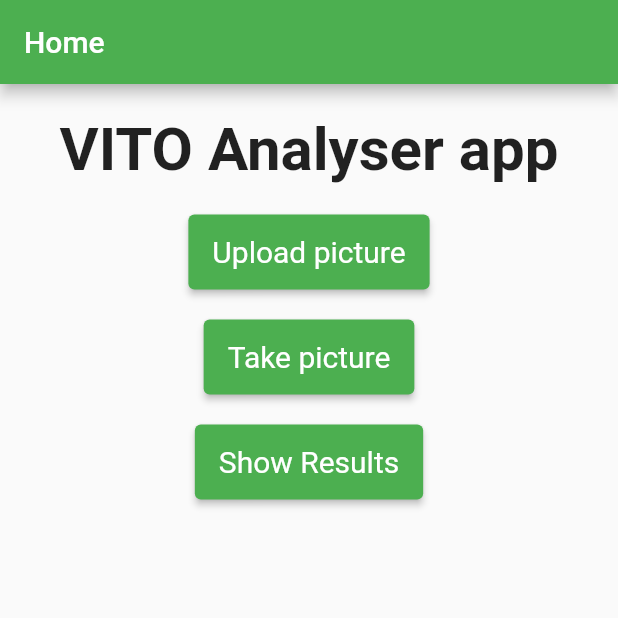
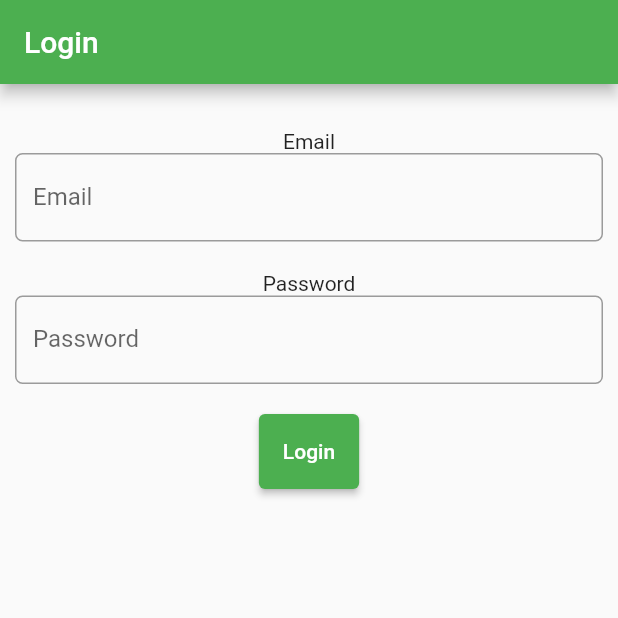
Before and after one commit to MZeelmaekers/Project4.0, a Flutter app: the screen it shows after launch, on a phone screen of 412 x 824 dp, the top half of it. Run offline on Flutter 3.47's test engine with Material 2 defaults, Android fonts, the phone set to English and light mode, and no system bars; our stand-ins replace camera, flutter_secure_storage; missing offline and left inert: azblob.

Commit message:
Added login

```diff
--- /dev/null
+++ b/lib/apis/user_api.dart
@@ -0,0 +1,28 @@
+import 'package:http/http.dart' as http;
+import 'package:project40_mobile_app/models/user.dart';
+import 'dart:convert';
+import '../models/result.dart';
+
+import 'package:project40_mobile_app/global_vars.dart' as global;
+
+class UserApi {
+  static String server =
+      "project40-api-dot-net20220124112651.azurewebsites.net";
+
+  static Future<User> loginUser(User user) async {
+    var url = Uri.https(server, '/api/User/authenticate');
+
+    final http.Response response = await http.post(
+      url,
+      headers: <String, String>{
+        'Content-Type': 'application/json; charset=UTF-8'
+      },
+      body: jsonEncode(user),
+    );
+    if (response.statusCode == 200) {
+      return User.fromJson(jsonDecode(response.body));
+    } else {
+      throw Exception('Failed to login user');
+    }
+  }
+}
--- /dev/null
+++ b/lib/global_vars.dart
@@ -0,0 +1,2 @@
+String userToken = "";
+int userId = 0;
--- a/lib/main.dart
+++ b/lib/main.dart
@@ -1,7 +1,10 @@
 import 'package:camera/camera.dart';
 import 'package:flutter/material.dart';
+import 'package:flutter_secure_storage/flutter_secure_storage.dart';
 import 'package:project40_mobile_app/pages/home.dart';
+import 'package:project40_mobile_app/pages/login_page.dart';
 
+final storage = FlutterSecureStorage();
 
 void main() {
   runApp(AnalyserApp());
@@ -19,7 +22,7 @@ class AnalyserApp extends StatelessWidget {
       theme: ThemeData(
         primarySwatch: Colors.green,
       ),
-      home: HomePage(),
+      home: LoginPage(),
     );
   }
 }
--- a/lib/models/user.dart
+++ b/lib/models/user.dart
@@ -11,6 +11,7 @@ class User {
   String zipCode;
   String hometown;
   String createdAt;
+  String token;
 
   User(
       {required this.id,
@@ -20,19 +21,20 @@ class User {
       required this.address,
       required this.zipCode,
       required this.hometown,
-      required this.createdAt});
+      required this.createdAt,
+      required this.token});
 
   factory User.fromJson(Map<String, dynamic> json) {
     return User(
         id: json['id'],
         name: json['name'],
-      password: json['password'],
+        password: json['password'] ?? "",
         email: json['email'],
         address: json['address'],
         zipCode: json['zipCode'],
         hometown: json['hometown'],
         createdAt: formatter.format(DateTime.parse(json['createdAt'])),
-    );
+        token: json['token'] ?? "");
   }
 
   Map<String, dynamic> toJson() => {
--- /dev/null
+++ b/lib/pages/login_page.dart
@@ -0,0 +1,106 @@
+import 'dart:convert';
+
+import 'package:project40_mobile_app/global_vars.dart' as global;
+
+import 'package:flutter/cupertino.dart';
+import 'package:flutter/material.dart';
+import 'package:project40_mobile_app/apis/user_api.dart';
+import 'package:project40_mobile_app/main.dart';
+import 'package:project40_mobile_app/models/user.dart';
+import 'package:project40_mobile_app/pages/home.dart';
+
+class LoginPage extends StatefulWidget {
+  const LoginPage({Key? key}) : super(key: key);
+
+  @override
+  _LoginPageState createState() => _LoginPageState();
+}
+
+class _LoginPageState extends State<LoginPage> {
+  User user = User(
+      id: 0,
+      name: "",
+      password: "",
+      email: "",
+      address: "",
+      zipCode: "",
+      hometown: "",
+      createdAt: "",
+      token: "");
+  TextEditingController emailController = TextEditingController();
+  TextEditingController passwordController = TextEditingController();
+
+  @override
+  Widget build(BuildContext context) {
+    return Scaffold(
+      appBar: AppBar(title: const Text("Login")),
+      body: Container(
+        padding: EdgeInsets.all(10.0),
+        child: Column(
+          children: <Widget>[
+            Padding(padding: EdgeInsets.all(10.0)),
+            _loginForm(),
+          ],
+        ),
+      ),
+    );
+  }
+
+  _loginForm() {
+    return Column(
+      children: <Widget>[
+        Text("Email"),
+        TextField(
+          controller: emailController,
+          keyboardType: TextInputType.text,
+          decoration: InputDecoration(
+            labelText: "Email",
+            border: OutlineInputBorder(
+              borderRadius: BorderRadius.circular(5.0),
+            ),
+          ),
+        ),
+        Padding(
+          padding: EdgeInsets.all(10.0),
+        ),
+        Text("Password"),
+        TextField(
+          controller: passwordController,
+          obscureText: true,
+          keyboardType: TextInputType.text,
+          decoration: InputDecoration(
+            labelText: "Password",
+            border: OutlineInputBorder(
+              borderRadius: BorderRadius.circular(5.0),
+            ),
+          ),
+        ),
+        Padding(
+          padding: EdgeInsets.all(10.0),
+        ),
+        ElevatedButton(
+          onPressed: _login,
+          child: Text("Login"),
+          style: ElevatedButton.styleFrom(
+              minimumSize: Size(30, 50) // put the width and height you want
+              ),
+        ),
+      ],
+    );
+  }
+
+  void _login() {
+    user.password = passwordController.text;
+    user.email = emailController.text;
+
+    UserApi.loginUser(user).then((result) {
+      user = result;
+
+      global.userId = user.id;
+      global.userToken = user.token;
+
+      Navigator.push(
+          context, MaterialPageRoute(builder: (context) => HomePage()));
+    });
+  }
+}
--- a/lib/pages/photo.dart
+++ b/lib/pages/photo.dart
@@ -11,6 +11,8 @@ import 'package:project40_mobile_app/models/plant.dart';
 import 'package:project40_mobile_app/models/result.dart';
 import 'package:project40_mobile_app/pages/plant_detail.dart';
 import 'package:project40_mobile_app/pages/plant_list.dart';
+
+import 'package:project40_mobile_app/global_vars.dart' as global;
 
 class TakePictureScreen extends StatefulWidget {
   final CameraDescription camera;
@@ -142,9 +144,9 @@ class TakePictureScreenState extends State<TakePictureScreen> {
   Future<int> _createPlant(imageName, resultId) {
     Plant plant = new Plant(
         id: 0,
-        location: "",
+        location: "18.9187,71.192",
         fotoPath: imageName,
-        userId: 2,
+        userId: global.userId,
         createdAt: DateTime.now().toString(),
         resultId: resultId);
 
--- a/lib/pages/plant_list.dart
+++ b/lib/pages/plant_list.dart
@@ -7,6 +7,7 @@ import '../models/result.dart';
 import '../apis/result_api.dart';
 import '../models/plant.dart';
 import '../apis/plant_api.dart';
+import 'package:project40_mobile_app/global_vars.dart' as global;
 
 class PlantListPage extends StatefulWidget {
   const PlantListPage({Key? key}) : super(key: key);
@@ -19,6 +20,8 @@ class _PlantListPageState extends State<PlantListPage> {
   List<Plant> plantList = [];
   int count = 0;
   bool _isLoading = false;
+  int userId = global.userId;
+  String token = global.userToken;
 
   @override
   void initState() {
@@ -32,7 +35,7 @@ class _PlantListPageState extends State<PlantListPage> {
       plantList = [];
       count = 0;
     });
-    PlantApi.fetchPlants().then((result) {
+    PlantApi.fetchPlantsFromUserId(userId).then((result) {
       setState(() {
         plantList = result;
         count = result.length;
--- a/pubspec.yaml
+++ b/pubspec.yaml
@@ -35,6 +35,7 @@ dependencies:
   path_provider: ^2.0.8
   path: ^1.8.0
   azblob: ^2.0.0
+  flutter_secure_storage: ^5.0.2
 
 
   # The following adds the Cupertino Icons font to your application.
```
Also changed, not shown: lib/apis/plant_api.dart (+19 -1 lines), lib/apis/result_api.dart (+7 -2 lines), lib/pages/home.dart (+37 -12 lines), pubspec.lock. Lines whose indentation alone changed are shown as unchanged.
